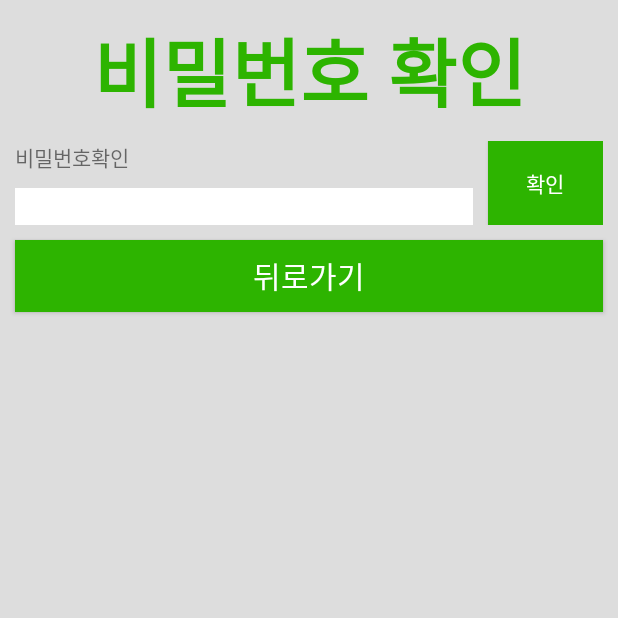
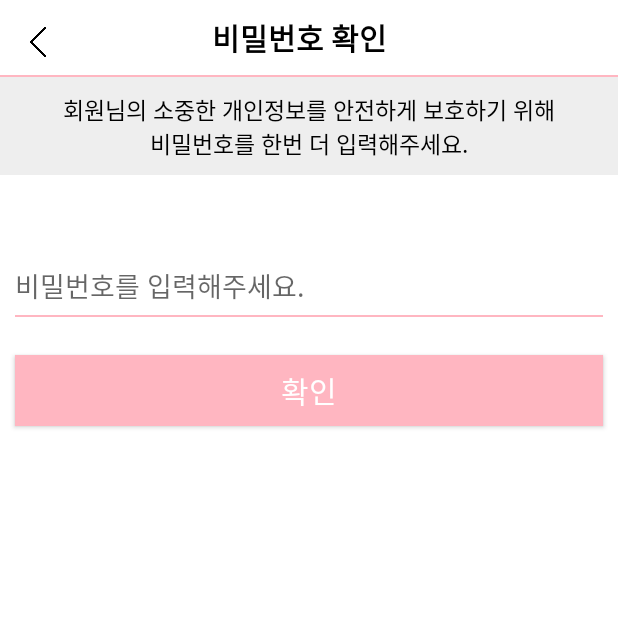
Before and after one commit to myungum/KNUSD-20202-2, an Android app: the Check_pw screen opened directly, with no data from a screen before it, on a phone screen of 412 x 824 dp, the top half of it. Run offline under Robolectric (Android 15) with nearby library versions, the phone set to English and light mode, and no system bars; our stand-ins replace Firebase (no records; nobody signed in at launch, a user with empty details on screens opened directly).

Commit message:
매인 액티비티 디자인 완료

```diff
--- a/app/src/main/res/layout/activity_check_pw.xml
+++ b/app/src/main/res/layout/activity_check_pw.xml
@@ -3,63 +3,93 @@
     android:layout_width="match_parent"
     android:layout_height="match_parent"
     android:orientation="vertical"
-    android:background="@color/browser_actions_divider_color">
-    <TextView
-        android:layout_width="match_parent"
-        android:layout_height="wrap_content"
-        android:text="비밀번호 확인"
-        android:textSize="50dp"
-        android:layout_marginTop="10dp"
-        android:textStyle="bold"
-        android:textColor="#2DB400"
-        android:gravity="center"/>
+    android:background="#FFFFFF">
     <LinearLayout
         android:layout_width="match_parent"
         android:layout_height="wrap_content"
-        android:orientation="horizontal"
-        android:layout_marginRight="10dp"
-        android:layout_marginLeft="10dp"
-        android:layout_marginTop="10dp"
-        android:layout_marginBottom="10dp">
-        <LinearLayout
+        android:background="#ffffff"
+        android:orientation="horizontal">
+        <TextView
             android:layout_width="0dp"
-            android:layout_height="wrap_content"
-            android:layout_weight="8"
-            android:orientation="vertical">
+            android:layout_height="24dp"
+            android:layout_weight="0.2" />
+        <Button
+            android:id="@+id/bt_change_info_go_back"
+            android:layout_width="20dp"
+            android:layout_height="20dp"
+            android:textStyle="bold"
+            android:background="@drawable/left_arrow" />
+        <TextView
+            android:layout_width="0dp"
+            android:layout_height="24dp"
+            android:layout_weight="0.6" />
+
+        <TextView
+            android:id="@+id/title_of_admin"
+            android:layout_width="0dp"
+            android:layout_weight="3"
+            android:layout_height="50dp"
+            android:gravity="center"
+            android:text="비밀번호 확인"
+            android:textColor="#000000"
+            android:textSize="20sp"
+            android:textStyle="bold" />
+
+
+        <TextView
+            android:layout_width="0dp"
+            android:layout_height="24dp"
+            android:layout_weight="1.1" />
+        <TextView
+            android:layout_width="0dp"
+            android:layout_height="24dp"
+            android:layout_weight="0.1" />
+    </LinearLayout>
+    <View
+        android:id="@+id/view1"
+        android:background="@color/Pink2"
+        android:layout_width="match_parent"
+        android:layout_height="1dp" />
     <TextView
         android:layout_width="match_parent"
-                android:layout_height="wrap_content"
-                android:text="비밀번호확인"/>
+        android:layout_height="65dp"
+        android:gravity="center"
+        android:background="#EEEEEE"
+        android:textColor="#000000"
+        android:textSize="15dp"
+        android:text="회원님의 소중한 개인정보를 안전하게 보호하기 위해\n비밀번호를 한번 더 입력해주세요."/>
 
     <EditText
         android:id="@+id/et_chk_pw"
         android:layout_width="match_parent"
         android:layout_height="wrap_content"
-                android:layout_marginTop="10dp"
+        android:layout_marginTop="60dp"
         android:background="#FFFFFF"
-                android:textSize="18sp" />
-        </LinearLayout>
+        android:layout_marginLeft="10dp"
+        android:layout_marginRight="10dp"
+        android:textSize="18sp"
+        android:password="true"
+        android:hint="비밀번호를 입력해주세요."/>
 
+    <View
+        android:id="@+id/view2"
+        android:background="@color/Pink2"
+        android:layout_width="match_parent"
+        android:layout_marginLeft="10dp"
+        android:layout_marginTop="6dp"
+        android:layout_marginRight="10dp"
+        android:layout_height="1dp" />
     <Button
         android:id="@+id/bt_chk_pw"
-            android:layout_width="0dp"
-            android:layout_height="match_parent"
+        android:layout_width="match_parent"
+        android:layout_height="47dp"
+        android:layout_marginTop="25dp"
         android:layout_marginLeft="10dp"
-            android:layout_weight="2"
-            android:background="#2DB400"
+        android:layout_marginRight="10dp"
+        android:background="@color/Pink2"
         android:text="확인"
+        android:textSize="20sp"
         android:textColor="#FFFFFF" />
-    </LinearLayout>
 
-    <Button
-        android:layout_width="match_parent"
-        android:layout_height="wrap_content"
-        android:layout_marginRight="10dp"
-        android:layout_marginLeft="10dp"
-        android:background="#2DB400"
-        android:text="뒤로가기"
-        android:textColor="#FFFFFF"
-        android:textSize="20dp"
-        android:id="@+id/bt_change_info_go_back"/>
 
 </LinearLayout>
--- a/app/src/main/res/values/colors.xml
+++ b/app/src/main/res/values/colors.xml
@@ -1,8 +1,22 @@
 <?xml version="1.0" encoding="utf-8"?>
 <resources>
-    <color name="colorPrimary">#C2DDA6</color>
-    <color name="colorPrimaryDark">#9BC66C</color>
-    <color name="colorAccent">#F046A84A</color>
-    <color name="colorPrimaryLight">#E2F0D9</color>
-    <color name="colorBrown">#996633</color>
+    <color name="Pink1">#FF1976</color>
+    <color name="Pink2">#FFB6C1</color>
+    <color name="colorPrimary">#6200EE</color>
+    <color name="colorPrimaryDark">#6E6E6E</color>
+    <color name="colorPrimaryLight">#6E6E6E</color>
+    <color name="colorAccent">#8A6A60</color>
+    <color name="orangePrimary">#F9D4B9</color>
+    <color name="orangeAccent">#ED7D31</color>
+    <color name="yellowAccent">#FFC000</color>
+    <color name="yellowPrimary">#FFF4D1</color>
+    <color name="yellowWeak">#FFFDF5</color>
+    <color name="brown">#843C0C</color>
+    <color name="pinkWeak">#FDF8FB</color>
+    <color name="pinkPrimary">#F7DDEE</color>
+    <color name="pinkAccent">#FF1976</color>
+    <color name="iconGray">#CBCBCB</color>
+    <color name="iconAccent">#91ACDC</color>
+    <color name="colorWhite">#FFFF</color>
+    <color name="colorCancel">#E5E5E5</color>
 </resources>
```
Also changed, not shown: app/src/main/java/com/example/sd2020/Fragmentc3.java (deleted, +0 -19 lines), app/src/main/java/com/example/sd2020/Fragmentp3.java (deleted, +0 -19 lines), app/src/main/java/com/example/sd2020/Main.java (+29 -11 lines), app/src/main/java/com/example/sd2020/Main2.java (+28 -10 lines), app/src/main/res/layout/activity_fragment_c3.xml (deleted, +0 -10 lines), app/src/main/res/layout/activity_main.xml (+33 -40 lines), app/src/main/res/layout/activity_main_child.xml (+29 -36 lines), app/src/main/res/drawable-v24/gray_calendar.png (added), app/src/main/res/drawable-v24/gray_gear.png (added), app/src/main/res/drawable-v24/gray_landscape.png (added), app/src/main/res/drawable-v24/left_arrow.png (added), app/src/main/res/drawable-v24/pink_calendar.png (added), app/src/main/res/drawable-v24/pink_gear.png (added), app/src/main/res/drawable-v24/pink_landscape.png (added). Lines whose indentation alone changed are shown as unchanged.
